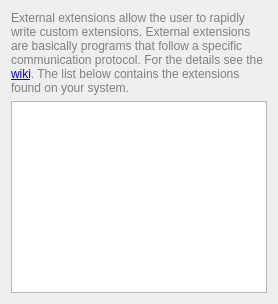
Above: externalextensions/configwidget.ui from albertlauncher/plugins before the change. Below: the same form after it.
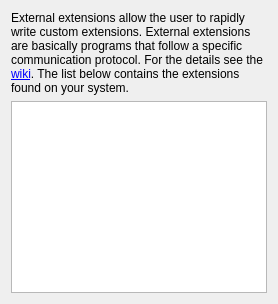
That is the form after the change.

Commit message: Unified config widget looks

```diff
--- a/externalextensions/configwidget.ui
+++ b/externalextensions/configwidget.ui
@@ -6,7 +6,13 @@
    <item>
     <widget class="QLabel" name="label">
      <property name="text">
-      <string>&lt;html&gt;&lt;head/&gt;&lt;body&gt;&lt;p&gt;&lt;span style=&quot; color:#808080;&quot;&gt;External extensions allow the user to rapidly write custom extensions. External extensions are basically programs that follow a specific communication protocol. For the details see the &lt;/span&gt;&lt;a href=&quot;https://albertlauncher.github.io/docs/extending/external/v3/&quot;&gt;&lt;span style=&quot; text-decoration: underline; color:#0000ff;&quot;&gt;wiki&lt;/span&gt;&lt;/a&gt;&lt;span style=&quot; color:#808080;&quot;&gt;. The list below contains the extensions found on your system.&lt;/span&gt;&lt;/p&gt;&lt;/body&gt;&lt;/html&gt;</string>
+      <string>&lt;html&gt;
+&lt;head/&gt;
+&lt;body&gt;
+&lt;p&gt;External extensions allow the user to rapidly write custom extensions. External extensions are basically programs that follow a specific communication protocol. For the details see the &lt;a href=&quot;https://albertlauncher.github.io/docs/extending/external/v3/&quot;&gt;wiki&lt;/a&gt;. The list below contains the extensions found on your system.
+&lt;/p&gt;
+&lt;/body&gt;
+&lt;/html&gt;</string>
      </property>
      <property name="wordWrap">
       <bool>true</bool>
```
The commit also changes 4 other files.
